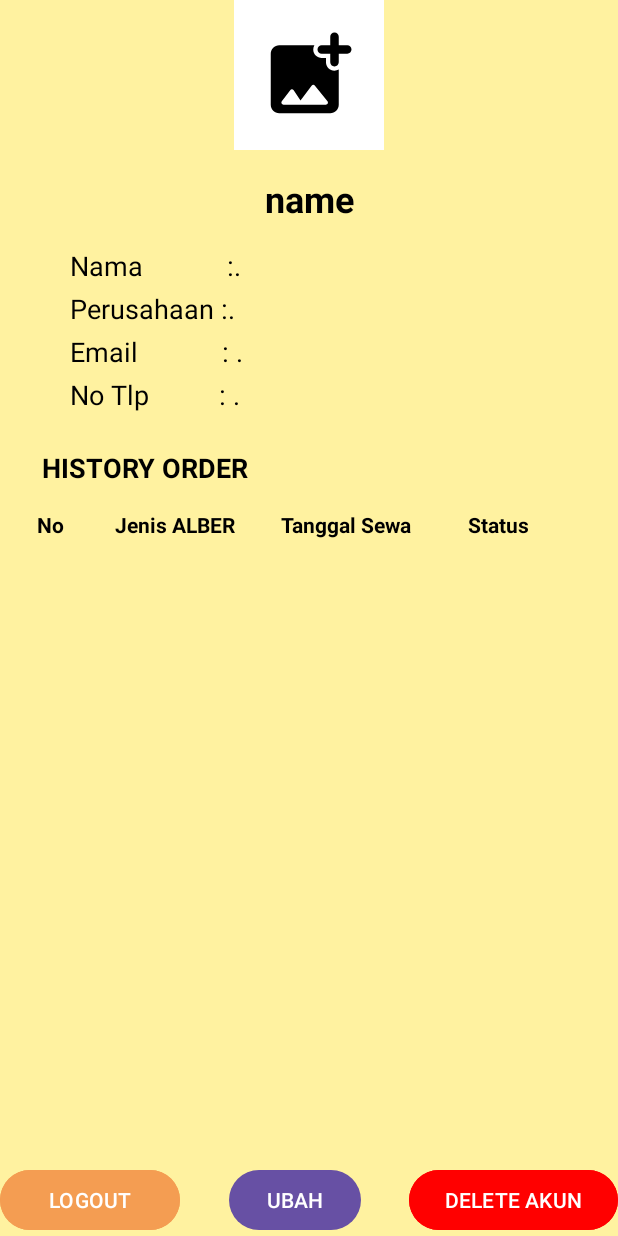
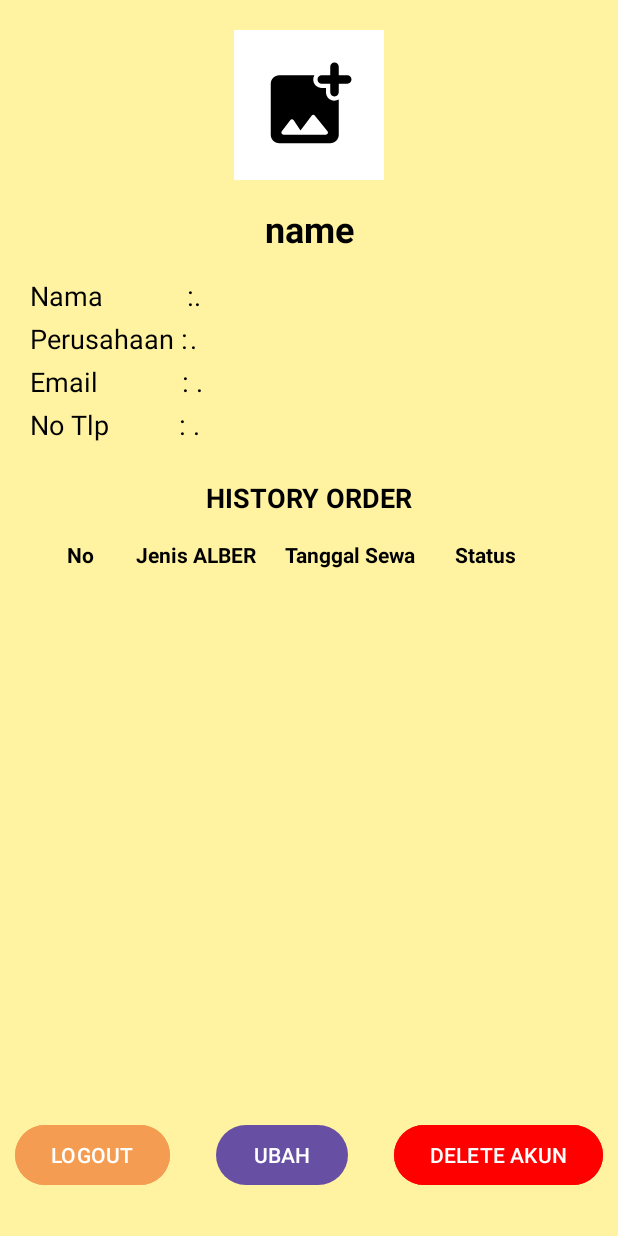
Before and after one commit to bonraizen/ALBER2, an Android app: the screen it shows after launch once a user with an empty profile is signed in (profileuser), after a tap on an icon or button, on a phone screen of 412 x 824 dp. Run offline under Robolectric (Android 15) with nearby library versions, the phone set to English and light mode, and no system bars; our stand-ins replace AdMob, Firebase (no records; nobody signed in at launch, a user with empty details on screens opened directly).

Commit message:
Initial commit

```diff
--- a/app/src/main/java/com/alber2m/app/MainActivity.java
+++ b/app/src/main/java/com/alber2m/app/MainActivity.java
@@ -14,10 +14,7 @@ public class MainActivity extends AppCompatActivity {
 
     protected void onCreate(Bundle savedInstanceState) {
         super.onCreate(savedInstanceState);
-
-
-
-        setContentView(R.layout.activity_main);
+        setContentView(R.layout.activity_mainactivity);
 
         startButton = findViewById(R.id.startButton);
         loginButton = findViewById(R.id.loginButton);
--- a/app/src/main/java/com/alber2m/app/beranda.java
+++ b/app/src/main/java/com/alber2m/app/beranda.java
@@ -4,9 +4,12 @@ import android.content.Intent;
 import android.os.Bundle;
 import android.view.View;
 import android.widget.ImageButton;
+import android.widget.ImageView;
+import android.widget.LinearLayout;
 
 import androidx.activity.EdgeToEdge;
 import androidx.appcompat.app.AppCompatActivity;
+
 
 
 import com.google.android.gms.ads.AdRequest;
@@ -14,7 +17,9 @@ import com.google.android.gms.ads.AdView;
 
 public class beranda extends AppCompatActivity {
 
-    ImageButton btnexca,btnroller,btndozer,btnbreakerexca,btnforklift,btnlift,btnprofiluser;
+    ImageView btnprofiluser;
+
+    LinearLayout btnroller,btndozer,btnbreakerexca,btnforklift,btnlift,btnexca;
 
     private AdView mAdView;
     public void sumber (){
@@ -91,7 +96,7 @@ public class beranda extends AppCompatActivity {
     protected void onCreate(Bundle savedInstanceState) {
         super.onCreate(savedInstanceState);
         EdgeToEdge.enable(this);
-        setContentView(R.layout.activity_beranda);
+        setContentView(R.layout.activity_beranda_new);
 
         //Masukan reference tombol
             sumber();
--- a/app/src/main/res/layout/activity_beranda.xml
+++ b/app/src/main/res/layout/activity_beranda.xml
@@ -9,7 +9,7 @@
     android:background="#FBE2A5"
     android:orientation="vertical"
     android:padding="16dp"
-    tools:context="com.alber2m.app.beranda">
+    >
 
 
     <LinearLayout
--- a/app/src/main/res/layout/activity_login.xml
+++ b/app/src/main/res/layout/activity_login.xml
@@ -101,14 +101,16 @@
         android:minHeight="48dp"
         android:padding="10dp"
         android:textColor="#000000" />
+
         <TextView
             android:id="@+id/txtshow"
             android:layout_width="wrap_content"
             android:layout_height="wrap_content"
+            android:layout_marginTop="10dp"
             android:layout_marginBottom="10dp"
             android:text="show password"
             android:textColor="@color/blue_button"
-        />
+            android:visibility="visible" />
 
     <Button
         android:id="@+id/sign_in_button"
--- a/app/src/main/res/layout/activity_profileuser.xml
+++ b/app/src/main/res/layout/activity_profileuser.xml
@@ -14,6 +14,7 @@
         android:layout_width="100dp"
         android:layout_height="100dp"
         android:background="@android:color/white"
+        android:layout_marginTop="20dp"
         android:padding="16dp"
         android:scaleType="centerCrop"
         android:src="@drawable/round_add_photo_alternate_24"
@@ -52,7 +53,8 @@
             <TextView
                 android:layout_width="wrap_content"
                 android:layout_height="wrap_content"
-                android:text="          Nama            :"
+                android:text="Nama            :"
+                android:layout_marginLeft="20dp"
                 android:textSize="18sp"
                 android:textColor="@color/black"
                 android:minEms="5" />
@@ -61,6 +63,7 @@
                 android:layout_width="wrap_content"
                 android:layout_height="wrap_content"
                 android:textColor="@color/black"
+                    android:layout_marginRight="20dp"
                 android:text="."
                 android:textSize="18sp"/>
         </LinearLayout>
@@ -75,7 +78,8 @@
                 android:layout_width="wrap_content"
                 android:layout_height="wrap_content"
                 android:textColor="@color/black"
-                android:text="          Perusahaan :"
+                android:layout_marginLeft="20dp"
+                android:text="Perusahaan :"
                 android:textSize="18sp"
                 android:minEms="5" />
 
@@ -83,6 +87,7 @@
                 android:id="@+id/korporat"
                 android:layout_width="wrap_content"
                 android:layout_height="wrap_content"
+                android:layout_marginRight="20dp"
                 android:textColor="@color/black"
                 android:text="."
                 android:textSize="18sp" />
@@ -98,7 +103,8 @@
                 android:layout_width="wrap_content"
                 android:layout_height="wrap_content"
                 android:textColor="@color/black"
-                android:text="          Email            : "
+                android:text="Email            : "
+                android:layout_marginLeft="20dp"
                 android:textSize="18sp"
                 android:minEms="5" />
 
@@ -107,6 +113,7 @@
                 android:layout_width="wrap_content"
                 android:layout_height="wrap_content"
                 android:textColor="@color/black"
+                android:layout_marginRight="20dp"
                 android:text="."
                 android:textSize="18sp" />
         </LinearLayout>
@@ -121,7 +128,8 @@
                 android:layout_width="wrap_content"
                 android:layout_height="wrap_content"
                 android:textColor="@color/black"
-                android:text="          No Tlp          : "
+                android:layout_marginLeft="20dp"
+                android:text="No Tlp          : "
                 android:textSize="18sp"
                 android:minEms="5" />
 
@@ -130,6 +138,7 @@
                 android:layout_width="wrap_content"
                 android:layout_height="wrap_content"
                 android:textColor="@color/black"
+                android:layout_marginRight="20dp"
                 android:text="."
                 android:textSize="18sp" />
         </LinearLayout>
@@ -137,14 +146,14 @@
 
     <TextView
         android:id="@+id/history_order_label"
-        android:layout_width="wrap_content"
+        android:layout_width="match_parent"
         android:layout_height="wrap_content"
         android:textColor="@color/black"
         android:layout_marginTop="24dp"
-        android:text="      HISTORY ORDER"
+        android:text="HISTORY ORDER"
         android:textSize="18sp"
         android:textStyle="bold"
-        app:layout_constraintStart_toStartOf="parent"
+        android:gravity="center"
         app:layout_constraintTop_toBottomOf="@+id/info_layout" />
 
     <ScrollView
@@ -152,6 +161,8 @@
         android:layout_width="0dp"
         android:layout_height="0dp"
         android:layout_marginTop="8dp"
+        android:layout_marginRight="20dp"
+        android:layout_marginLeft="20dp"
         app:layout_constraintBottom_toTopOf="@+id/btn_logout"
         app:layout_constraintEnd_toEndOf="parent"
         app:layout_constraintStart_toStartOf="parent"
@@ -201,9 +212,11 @@
 
     <Button
         android:id="@+id/btn_logout"
-        android:layout_width="120dp"
+        android:layout_width="wrap_content"
         android:layout_height="wrap_content"
         android:backgroundTint="@color/orange"
+        android:layout_marginLeft="10dp"
+        android:layout_marginBottom="30dp"
         android:text="LOGOUT"
         android:textColor="@android:color/white"
         app:layout_constraintBottom_toBottomOf="parent"
@@ -214,6 +227,9 @@
         android:id="@+id/btn_updateprofpeng"
         android:layout_width="wrap_content"
         android:layout_height="wrap_content"
+        android:layout_marginBottom="30dp"
+        android:layout_marginRight="10dp"
+        android:layout_marginLeft="10dp"
         android:text="UBAH"
         app:layout_constraintBottom_toBottomOf="parent"
         app:layout_constraintStart_toEndOf="@+id/btn_logout"
@@ -224,6 +240,8 @@
         android:id="@+id/btn_Delakun"
         android:layout_width="wrap_content"
         android:layout_height="wrap_content"
+        android:layout_marginRight="10dp"
+        android:layout_marginBottom="30dp"
         android:backgroundTint="#FF0000"
         android:text="DELETE AKUN"
         app:layout_constraintBottom_toBottomOf="parent"
```
Also changed, not shown: app/src/main/java/com/alber2m/app/Login.java (+16 -14 lines), app/src/main/java/com/alber2m/app/bucketexca.java (+11 -0 lines), app/src/main/java/com/alber2m/app/doser_komatsu.java (+3 -8 lines), app/src/main/java/com/alber2m/app/doser_komatsud21.java (+3 -9 lines), app/src/main/java/com/alber2m/app/dtMiniExc5tn_kblco.java (+3 -8 lines), app/src/main/java/com/alber2m/app/dtexca5tn_cat.java (+2 -9 lines), app/src/main/java/com/alber2m/app/dtexcat5tn_comatsu.java (+3 -8 lines), app/src/main/java/com/alber2m/app/dtscissor_lift.java (+3 -9 lines), app/src/main/java/com/alber2m/app/excabrk_komatsu.java (+3 -9 lines), app/src/main/java/com/alber2m/app/excabrk_kubota.java (+3 -9 lines), app/src/main/java/com/alber2m/app/forklift_dosan.java (+3 -9 lines), app/src/main/java/com/alber2m/app/vibro_roller.java (+4 -9 lines), app/src/main/res/layout/activity_beranda_new.xml (+26 -50 lines), app/src/main/res/layout/activity_mainactivity.xml (renamed from app/src/main/res/layout/activity_main.xml, +4 -8 lines). Lines whose indentation alone changed are shown as unchanged.
